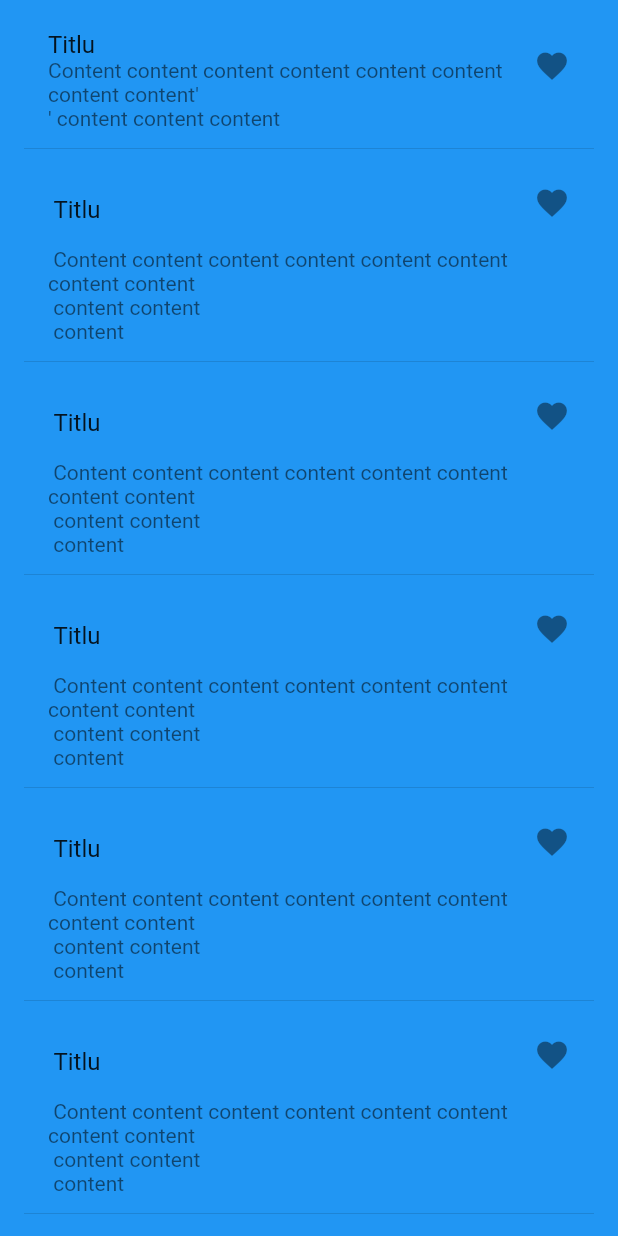
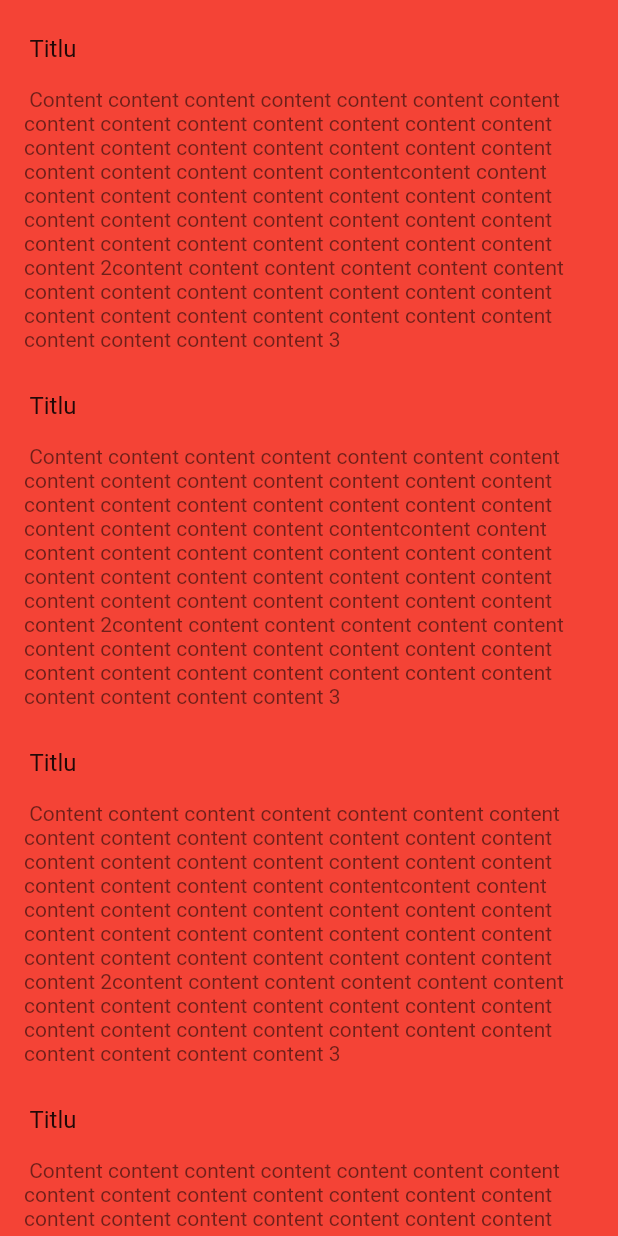
Before and after one commit to FlaviuIusan/flutter_cyberpunk_app, a Flutter app: the InfoWidget screen opened directly, on a phone screen of 412 x 824 dp. Run offline on Flutter 3.47's test engine with Material 2 defaults, Android fonts, the phone set to English and light mode, and no system bars; our stand-ins replace audioplayers, cached_network_image.

Commit message:
info, wallpepers

```diff
--- a/lib/info.dart
+++ b/lib/info.dart
@@ -1,5 +1,7 @@
 import 'package:flutter/cupertino.dart';
 import 'package:flutter/material.dart';
+import 'package:flutter/rendering.dart';
+import 'package:flutter/widgets.dart';
 
 class Info extends StatelessWidget {
   @override
@@ -19,65 +21,60 @@ class InfoWidget extends StatefulWidget {
 }
 
 class _InfoWidgetState extends State<InfoWidget> {
-
   final List<MyText> texts = <MyText>[];
+  bool scrollable = true;
 
   @override
   Widget build(BuildContext context) {
-    texts.add(MyText("Titlu", "Content content content content content content content content'\n' content content content")); //primul text ca sa nu fie 0 lenght
     return Scaffold(
-      backgroundColor: Colors.blue,
       body: _buildTexts(),
     );
   }
 
   Widget _buildText(MyText text) {
-    return ListTile(
+    return Container(
+      child: ListTile(
         title: Text(
           text.title,
         ),
         subtitle: Text(
           text.content,
         ),
-      trailing: Icon(
-        Icons.favorite,
+        onTap: () {},
       ),
-      onTap: () {
-
-      },
+      decoration: new BoxDecoration(color: Colors.red),
     );
   }
 
   Widget _buildTexts() {
-
+    bool isScrolable = true;
       return ListView.builder(
-        padding: const EdgeInsets.all(16),
         itemBuilder: (BuildContext _context, int i) {
-          if(i.isOdd){
-            return Divider();
-          }
-          final int index = i~/2;
-
-          if(index>texts.length-1){
-            for(int j=0; j<10; ++j) {
+          if (texts.length <1) {
+            for (int j = 0; j < 10; ++j) {
               texts.add(MyText(" \n Titlu",
-                  '\n Content content content content content content content content \n content content \n content'));
+                  '\n Content content content content content content content content content content content content content content content content content content content content content content content content content content'
+                      'content content content content content content content content content content content content content content content content content content content content content content content content 2'
+                      'content content content content content content content content content content content content content content content content content content content content content content content content 3'));
             }
           }
-          return _buildText(texts[index]);
-        });
+          if(i>8){
+            texts.add(MyText("", " "));
+          }
+          return _buildText(texts[i]);
+        },
+
+      )
+      ;
+  }
 }
 
-
-}
-
-class MyText{
+class MyText {
   String title;
   String content;
 
-  MyText(String title, String content){
+  MyText(String title, String content) {
     this.title = title;
     this.content = content;
   }
-
 }
--- a/lib/wallpapers.dart
+++ b/lib/wallpapers.dart
@@ -53,7 +53,6 @@ class _WallpapersWidgetState extends State<WallpapersWidget> {
   Widget _buildImages() {
 
     return ListView.builder(
-        padding: const EdgeInsets.all(16),
         itemBuilder: (BuildContext _context, int i) {
           if(i.isOdd){
             return Divider();
```
Lines whose indentation alone changed are shown as unchanged.
